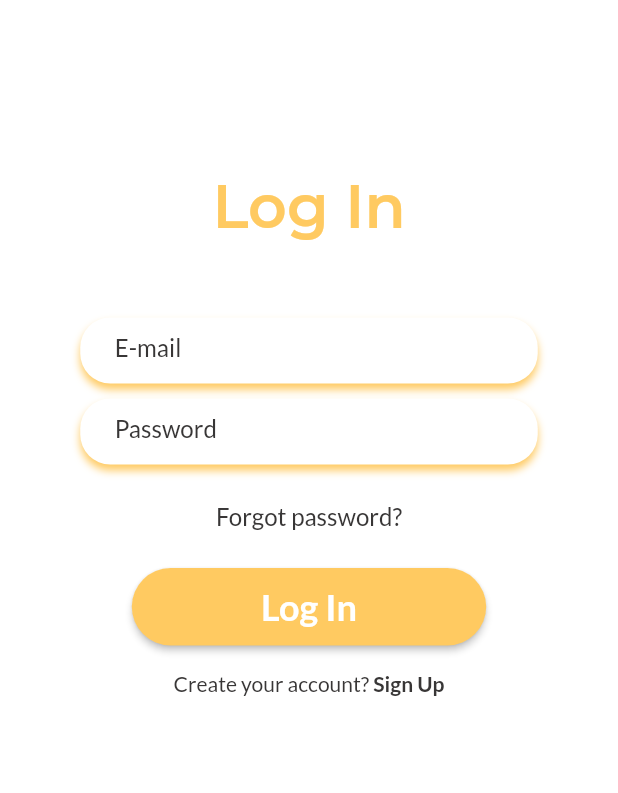
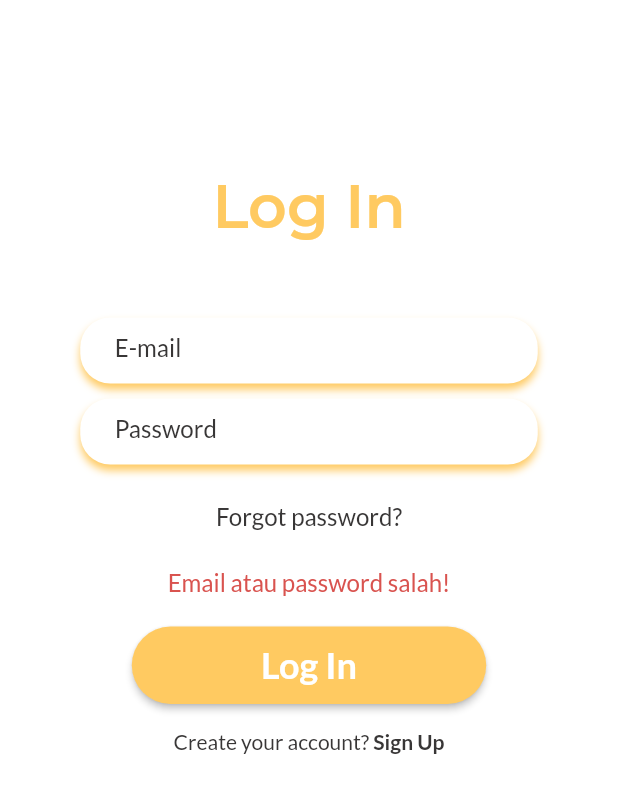
Before and after one commit to fakhrymubarak/mbocu-app, a Flutter app: the screen it shows after launch, after a tap on "Log In", on a phone screen of 412 x 824 dp. Shown: the top 793 px of the screen. Run offline on Flutter 3.47's test engine with Material 2 defaults, Android fonts, the phone set to English and light mode, and no system bars; our stand-ins replace dio, flutter_screenutil, get, google_fonts, google_maps_flutter, location and 2 more; missing offline and left inert: whatsapp_unilink; network calls fail.

Commit message:
feat: finish login wrong email or pass widget

```diff
--- a/lib/controller/login_controller.dart
+++ b/lib/controller/login_controller.dart
@@ -29,6 +29,8 @@ class LoginController extends GetxController {
         prefs.setBool("isLogin", false);
       }
     } catch (e) {
+      userLoginValue.value.status = "401";
+      userLoginValue.refresh();
       printError(info: e.toString());
     }
   }
--- a/lib/themes/colors.dart
+++ b/lib/themes/colors.dart
@@ -11,3 +11,5 @@ const colorBlack = Color(0xFF383636);
 const colorWhite = Color(0xFFFFFFFF);
 const colorGreyDark = Color(0xFF848484);
 const colorGreyLight = Color(0xFFF1F0F0);
+
+const colorDanger = Color(0xFFD9534F);
--- a/lib/themes/text_styles.dart
+++ b/lib/themes/text_styles.dart
@@ -4,7 +4,7 @@ import 'package:google_fonts/google_fonts.dart';
 import 'package:mbocu_app/themes/colors.dart';
 
 TextStyle tsTitle = GoogleFonts.montserrat(
-  fontSize: 40.sp, fontWeight: FontWeight.w600,  color: colorPrimary);
+    fontSize: 40.sp, fontWeight: FontWeight.w600, color: colorPrimary);
 
 TextStyle tsHeading1 = GoogleFonts.lato(
     fontSize: 24.sp, fontWeight: FontWeight.w700, color: colorBlack);
@@ -18,6 +18,9 @@ TextStyle tsHeading2 = GoogleFonts.lato(
 TextStyle tsLarge = GoogleFonts.lato(
     fontSize: 16.sp, fontWeight: FontWeight.w400, color: colorBlack);
 
+TextStyle tsLargeDanger = GoogleFonts.lato(
+    fontSize: 16.sp, fontWeight: FontWeight.w400, color: colorDanger);
+
 TextStyle tsRegular = GoogleFonts.lato(
     fontSize: 14.sp, fontWeight: FontWeight.w400, color: colorBlack);
 
--- a/lib/views/login_page.dart
+++ b/lib/views/login_page.dart
@@ -3,6 +3,7 @@ import 'package:flutter_screenutil/flutter_screenutil.dart';
 import 'package:get/get_core/src/get_main.dart';
 import 'package:get/get_instance/src/extension_instance.dart';
 import 'package:get/get_navigation/src/extension_navigation.dart';
+import 'package:get/get_state_manager/src/rx_flutter/rx_obx_widget.dart';
 import 'package:mbocu_app/controller/login_controller.dart';
 import 'package:mbocu_app/themes/button_styles.dart';
 import 'package:mbocu_app/themes/text_styles.dart';
@@ -130,9 +131,8 @@ class _LoginPageState extends State<LoginPage> {
             textAlign: TextAlign.right,
             style: tsLarge,
           ),
-          const SizedBox(
-            height: 25,
-          ),
+          const SizedBox(height: 25),
+          Obx(() => showErrorLogin(_controller.userLoginValue.value.status)),
           ElevatedButton(
             style: buttonPrimaryLarge,
             onPressed: () {
@@ -150,4 +150,23 @@ class _LoginPageState extends State<LoginPage> {
       ),
     );
   }
+
+  showErrorLogin(String? status) {
+    print("status = $status");
+    if (status == '401') {
+      return Column(
+        children: [
+          Text(
+            'Email atau password salah!',
+            textAlign: TextAlign.right,
+            style: tsLargeDanger,
+          ),
+          const SizedBox(
+            height: 20,
+          ),
+        ],
+      );
+    }
+    return SizedBox(height: 0);
+  }
 }
```
